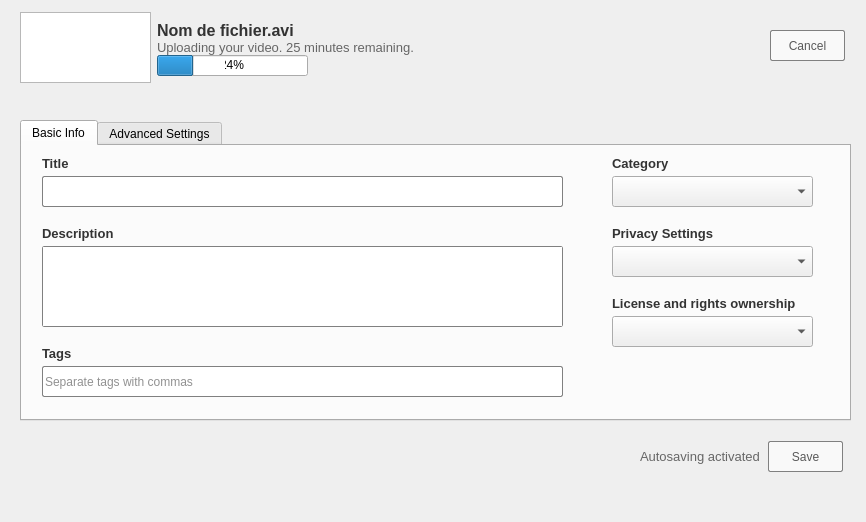
Qt form upload.ui (ArthurTesta/client) before a commit.
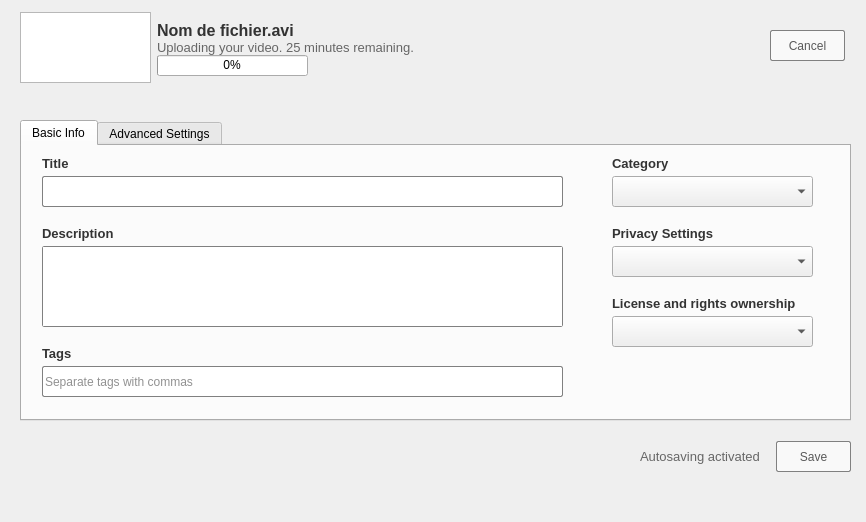
The same form after that commit.

```diff
--- a/upload.ui
+++ b/upload.ui
@@ -252,12 +252,12 @@
     <string>Cancel</string>
    </property>
   </widget>
-  <widget class="QWidget" name="">
+  <widget class="QWidget" name="layoutWidget">
    <property name="geometry">
     <rect>
      <x>20</x>
      <y>10</y>
-     <width>398</width>
+     <width>401</width>
      <height>76</height>
     </rect>
    </property>
@@ -345,7 +345,7 @@
 font: 8pt &quot;Arial&quot;;</string>
             </property>
             <property name="value">
-             <number>24</number>
+             <number>0</number>
             </property>
            </widget>
           </item>
@@ -383,12 +383,12 @@
     </item>
    </layout>
   </widget>
-  <widget class="QWidget" name="">
+  <widget class="QWidget" name="layoutWidget">
    <property name="geometry">
     <rect>
      <x>640</x>
      <y>440</y>
-     <width>203</width>
+     <width>211</width>
      <height>33</height>
     </rect>
    </property>
```
Left out of the diff: 15 changed lines with no effect on the pictures.
